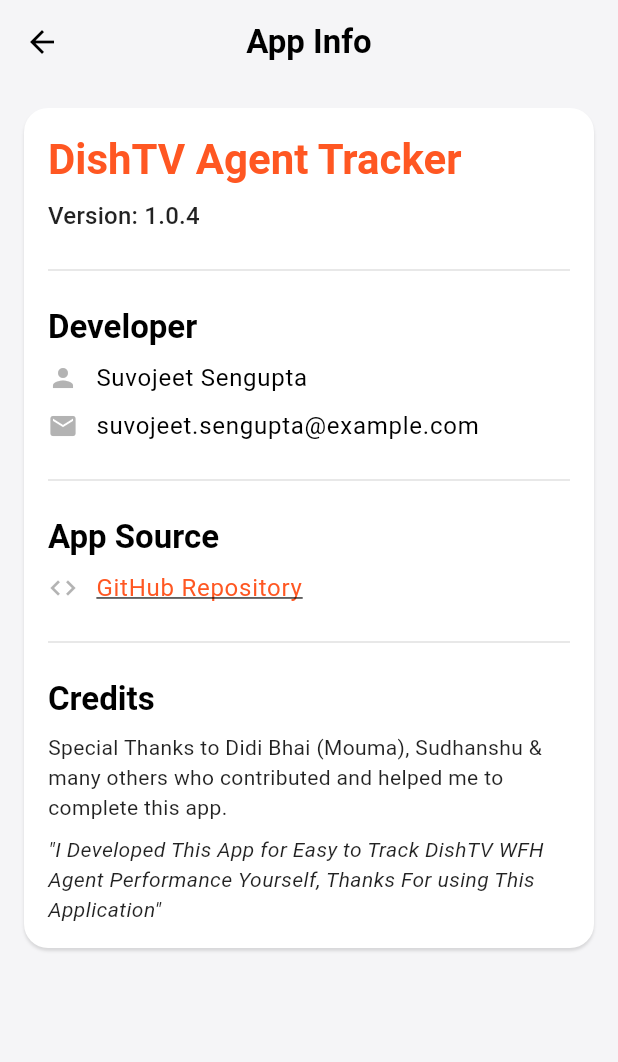
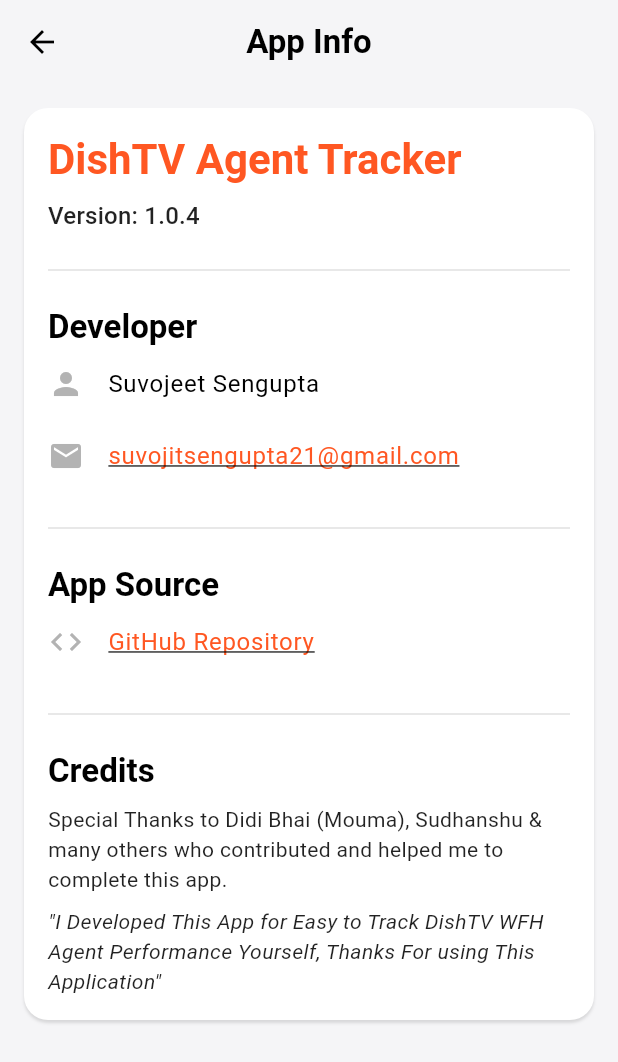
Before and after one commit to suvojit213/Dishtv-Agent-Trackerapp, a Flutter app: the AppInfoScreen screen opened by its route, on a phone screen of 412 x 824 dp. Shown: the top 1062 px of the screen. Run offline on Flutter 3.47's test engine with Material 3 defaults, Android fonts, the phone set to English and light mode, and no system bars; our stand-ins replace csv, equatable, fl_chart, flutter_bloc, pdf, percent_indicator and 4 more; accounts and stored records are empty.

Commit message:
refactor: Refine App Info screen design and update email

```diff
--- a/lib/presentation/screens/app_info_screen.dart
+++ b/lib/presentation/screens/app_info_screen.dart
@@ -42,17 +42,27 @@ class AppInfoScreen extends StatelessWidget {
                           fontWeight: FontWeight.bold,
                         ),
                   ),
-                  const SizedBox(height: 8),
-                  _buildInfoRow(
-                    context,
-                    Icons.person,
-                    'Suvojeet Sengupta',
+                  ListTile(
+                    leading: Icon(Icons.person, color: AppColors.textSecondary),
+                    title: Text(
+                      'Suvojeet Sengupta',
+                      style: Theme.of(context).textTheme.bodyLarge,
+                    ),
+                    dense: true,
+                    contentPadding: EdgeInsets.zero,
                   ),
-                  const SizedBox(height: 8),
-                  _buildInfoRow(
-                    context,
-                    Icons.email,
-                    'suvojeet.sengupta@example.com', // Replace with actual email
+                  ListTile(
+                    leading: Icon(Icons.email, color: AppColors.textSecondary),
+                    title: Text(
+                      'suvojitsengupta21@gmail.com',
+                      style: Theme.of(context).textTheme.bodyLarge?.copyWith(
+                            color: AppColors.dishTvOrange,
+                            decoration: TextDecoration.underline,
+                          ),
+                    ),
+                    onTap: () => _launchURL('mailto:suvojitsengupta21@gmail.com'),
+                    dense: true,
+                    contentPadding: EdgeInsets.zero,
                   ),
                   const SizedBox(height: 16),
                   const Divider(),
@@ -63,15 +73,18 @@ class AppInfoScreen extends StatelessWidget {
                           fontWeight: FontWeight.bold,
                         ),
                   ),
-                  const SizedBox(height: 8),
-                  InkWell(
+                  ListTile(
+                    leading: Icon(Icons.code, color: AppColors.textSecondary),
+                    title: Text(
+                      'GitHub Repository',
+                      style: Theme.of(context).textTheme.bodyLarge?.copyWith(
+                            color: AppColors.dishTvOrange,
+                            decoration: TextDecoration.underline,
+                          ),
+                    ),
                     onTap: () => _launchURL('https://github.com/suvojit213/Dishtv-Agent-Trackerapp'),
-                    child: _buildInfoRow(
-                      context,
-                      Icons.code,
-                      'GitHub Repository',
-                      isLink: true,
-                    ),
+                    dense: true,
+                    contentPadding: EdgeInsets.zero,
                   ),
                   const SizedBox(height: 16),
                   const Divider(),
@@ -103,24 +116,6 @@ class AppInfoScreen extends StatelessWidget {
     );
   }
 
-  Widget _buildInfoRow(BuildContext context, IconData icon, String text, {bool isLink = false}) {
-    return Row(
-      children: [
-        Icon(icon, color: AppColors.textSecondary, size: 20),
-        const SizedBox(width: 12),
-        Expanded(
-          child: Text(
-            text,
-            style: Theme.of(context).textTheme.bodyLarge?.copyWith(
-                  color: isLink ? AppColors.dishTvOrange : null,
-                  decoration: isLink ? TextDecoration.underline : null,
-                ),
-          ),
-        ),
-      ],
-    );
-  }
-
   Future<void> _launchURL(String url) async {
     if (!await launchUrl(Uri.parse(url))) {
       throw 'Could not launch $url';
```
